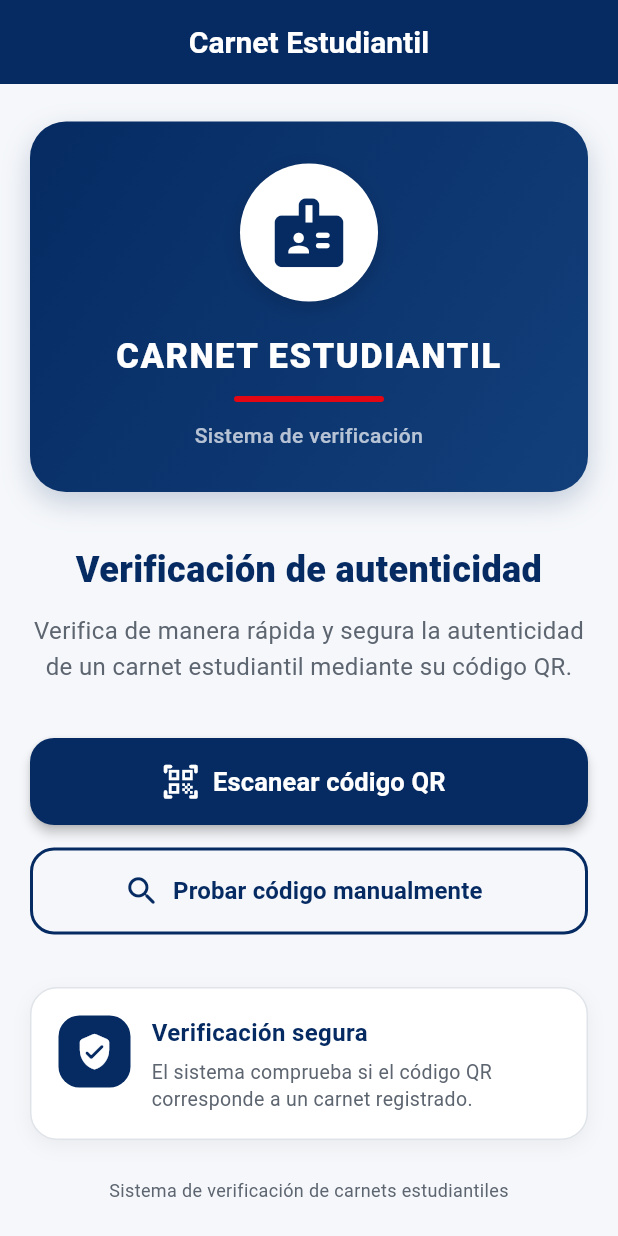
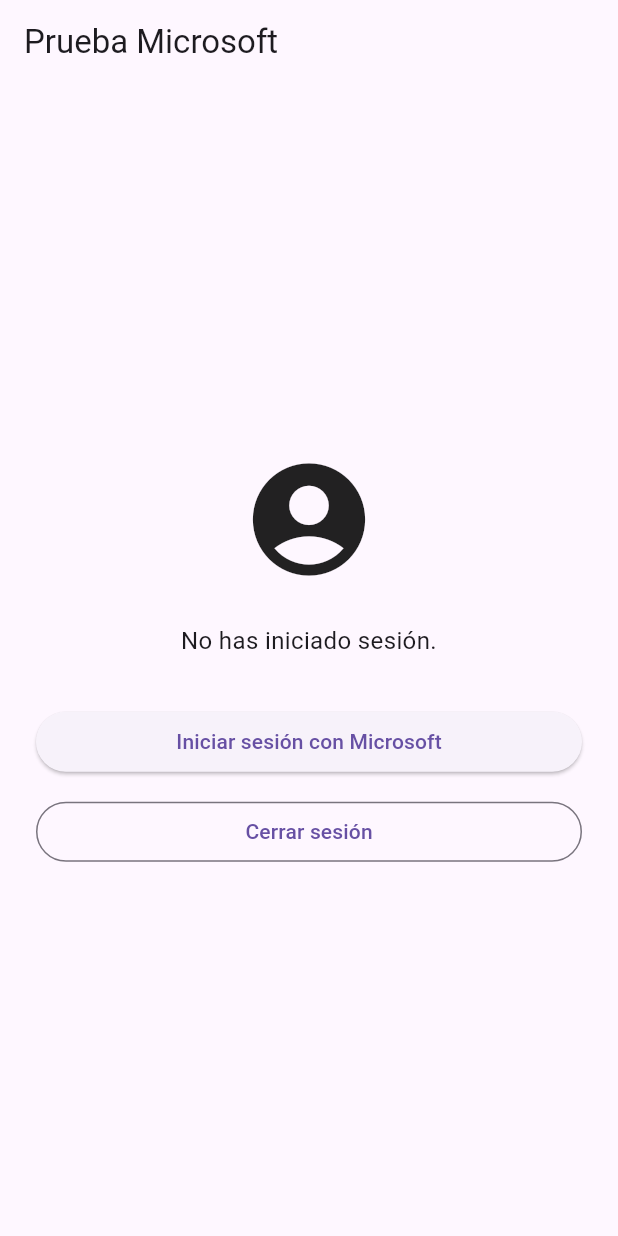
Before and after one commit to Anib-28/Aplicacion-Validacion-en-dart, a Flutter app: the screen it shows after launch, on a phone screen of 412 x 824 dp. Run offline on Flutter 3.47's test engine with Material 3 defaults, Android fonts, the phone set to English and light mode, and no system bars; our stand-ins replace qr_flutter; missing offline and left inert: mobile_scanner, msal_auth.

Commit message:
Configuración para el ingreso con microsoft, pruebas iniciales de ingreso

```diff
--- a/lib/main.dart
+++ b/lib/main.dart
@@ -3,6 +3,7 @@
 import 'package:flutter/material.dart';
 
 import 'screens/home_screen.dart';
+import 'screens/microsoft_login_test_screen.dart';
 
 class MyHttpOverrides extends HttpOverrides {
   @override
@@ -34,7 +35,7 @@
 
       title: 'Carnet Estudiantil',
 
-      home: const HomeScreen(),
+      home: const MicrosoftLoginTestScreen(),
     );
   }
 }
--- /dev/null
+++ b/lib/screens/microsoft_login_test_screen.dart
@@ -0,0 +1,117 @@
+import 'package:flutter/material.dart';
+
+import '../services/microsoft_auth_service.dart';
+
+class MicrosoftLoginTestScreen extends StatefulWidget {
+  const MicrosoftLoginTestScreen({super.key});
+
+  @override
+  State<MicrosoftLoginTestScreen> createState() =>
+      _MicrosoftLoginTestScreenState();
+}
+
+class _MicrosoftLoginTestScreenState extends State<MicrosoftLoginTestScreen> {
+  final MicrosoftAuthService _authService = MicrosoftAuthService();
+
+  bool _cargando = false;
+  String _mensaje = 'No has iniciado sesión.';
+
+  Future<void> _iniciarSesion() async {
+    setState(() {
+      _cargando = true;
+      _mensaje = 'Conectando con Microsoft...';
+    });
+
+    try {
+      final cuenta = await _authService.iniciarSesion();
+
+      if (!mounted) return;
+
+      setState(() {
+        _mensaje =
+            'Sesión iniciada correctamente.\n\n'
+            'Usuario: ${cuenta.username}';
+      });
+    } catch (e) {
+      if (!mounted) return;
+
+      setState(() {
+        _mensaje = 'Error al iniciar sesión:\n\n$e';
+      });
+    } finally {
+      if (!mounted) return;
+
+      setState(() {
+        _cargando = false;
+      });
+    }
+  }
+
+  Future<void> _cerrarSesion() async {
+    try {
+      await _authService.cerrarSesion();
+
+      if (!mounted) return;
+
+      setState(() {
+        _mensaje = 'Sesión cerrada correctamente.';
+      });
+    } catch (e) {
+      if (!mounted) return;
+
+      setState(() {
+        _mensaje = 'Error al cerrar sesión:\n\n$e';
+      });
+    }
+  }
+
+  @override
+  Widget build(BuildContext context) {
+    return Scaffold(
+      appBar: AppBar(title: const Text('Prueba Microsoft')),
+      body: Padding(
+        padding: const EdgeInsets.all(24),
+        child: Column(
+          mainAxisAlignment: MainAxisAlignment.center,
+          children: [
+            const Icon(Icons.account_circle, size: 90),
+
+            const SizedBox(height: 24),
+
+            Text(
+              _mensaje,
+              textAlign: TextAlign.center,
+              style: const TextStyle(fontSize: 16),
+            ),
+
+            const SizedBox(height: 32),
+
+            SizedBox(
+              width: double.infinity,
+              child: ElevatedButton(
+                onPressed: _cargando ? null : _iniciarSesion,
+                child: _cargando
+                    ? const SizedBox(
+                        height: 22,
+                        width: 22,
+                        child: CircularProgressIndicator(strokeWidth: 2),
+                      )
+                    : const Text('Iniciar sesión con Microsoft'),
+              ),
+            ),
+
+            const SizedBox(height: 12),
+
+            SizedBox(
+              width: double.infinity,
+              child: OutlinedButton(
+                onPressed: _cargando ? null : _cerrarSesion,
+                child: const Text('Cerrar sesión'),
+              ),
+            ),
+          ],
+        ),
+      ),
+    );
+  }
+}
```
Also changed, not shown: assets/msal_config.json (added, +15 -0 lines), lib/services/microsoft_auth_service.dart (added, +43 -0 lines), pubspec.yaml (+5 -2 lines), pubspec.lock, 2 other files.
